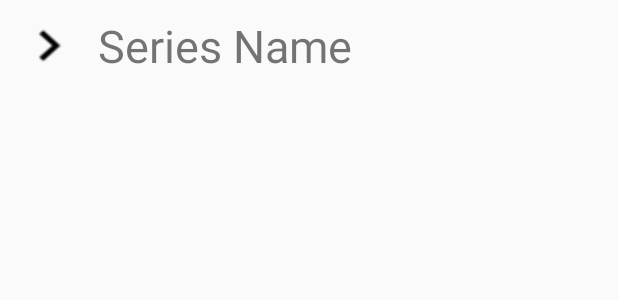
After one commit to SirPantoja/PokemonCatchersCatalogue, an Android app: the layout series_item.xml on its own in the app's theme, with its tools: preview values and no code run, on a phone screen of 412 x 824 dp. The commit adds this screen. Shown: the top 300 px of the screen. Run offline under Robolectric (Android 15) with nearby library versions, the phone set to English and light mode, and no system bars.

Commit message:
Finished the expandable recycler view

```diff
--- a/app/build.gradle
+++ b/app/build.gradle
@@ -60,4 +60,8 @@ dependencies {
 
     // For SwipeRefresh
     implementation 'androidx.swiperefreshlayout:swiperefreshlayout:1.0.0'
+
+    // For the expandable recycler view
+    implementation 'com.thoughtbot:expandablerecyclerview:1.3'
+    implementation 'com.thoughtbot:expandablecheckrecyclerview:1.4'
 }
--- a/app/src/main/java/com/example/pokemoncatcherscatalogue/MyDatabase.java
+++ b/app/src/main/java/com/example/pokemoncatcherscatalogue/MyDatabase.java
@@ -8,7 +8,7 @@ import models.CardDao;
 import models.Set;
 import models.SetDao;
 
-@Database(entities={Set.class, Card.class}, version=2)
+@Database(entities={Set.class, Card.class}, version=3)
 public abstract class MyDatabase extends RoomDatabase {
     // Declare your data access objects as abstract
     public abstract SetDao setDao();
--- /dev/null
+++ b/app/src/main/res/layout/series_item.xml
@@ -0,0 +1,31 @@
+<?xml version="1.0" encoding="utf-8"?>
+<RelativeLayout xmlns:android="http://schemas.android.com/apk/res/android"
+    xmlns:app="http://schemas.android.com/apk/res-auto"
+    xmlns:tools="http://schemas.android.com/tools"
+    android:id="@+id/rlSeries"
+    android:layout_width="match_parent"
+    android:layout_height="wrap_content">
+
+    <TextView
+        android:id="@+id/tvSeriesName"
+        android:layout_width="wrap_content"
+        android:layout_height="wrap_content"
+        android:layout_alignParentStart="true"
+        android:layout_alignParentTop="true"
+        android:layout_marginStart="65dp"
+        android:layout_marginTop="10dp"
+        android:text="@string/series_name"
+        android:textSize="30sp" />
+
+    <ImageView
+        android:id="@+id/ivArrow"
+        android:layout_width="45dp"
+        android:layout_height="wrap_content"
+        android:layout_alignBottom="@+id/tvSeriesName"
+        android:layout_alignParentStart="true"
+        android:layout_alignParentTop="true"
+        android:layout_marginStart="10dp"
+        android:layout_marginTop="10dp"
+        android:layout_marginBottom="0dp"
+        android:foreground="@drawable/arrow" />
+</RelativeLayout>
--- a/app/src/main/res/values/strings.xml
+++ b/app/src/main/res/values/strings.xml
@@ -40,4 +40,5 @@
     <string name="search">Search</string>
     <string name="search_for_a_card">Search for a card!</string>
     <string name="pokemon_catcher_s_catalogue">Pokemon Catcher\'s Catalogue</string>
+    <string name="series_name">Series Name</string>
 </resources>
```
Also changed, not shown: app/src/main/java/adapters/SetAdapter.java (+20 -101 lines), app/src/main/java/com/example/pokemoncatcherscatalogue/SeriesViewHolder.java (added, +41 -0 lines), app/src/main/java/com/example/pokemoncatcherscatalogue/SetViewHolder.java (added, +85 -0 lines), app/src/main/java/fragments/SetFragment.java (+39 -9 lines), app/src/main/java/models/Series.java (added, +14 -0 lines), app/src/main/java/models/Set.java (+59 -2 lines), app/src/main/res/drawable/arrow.png (added).
